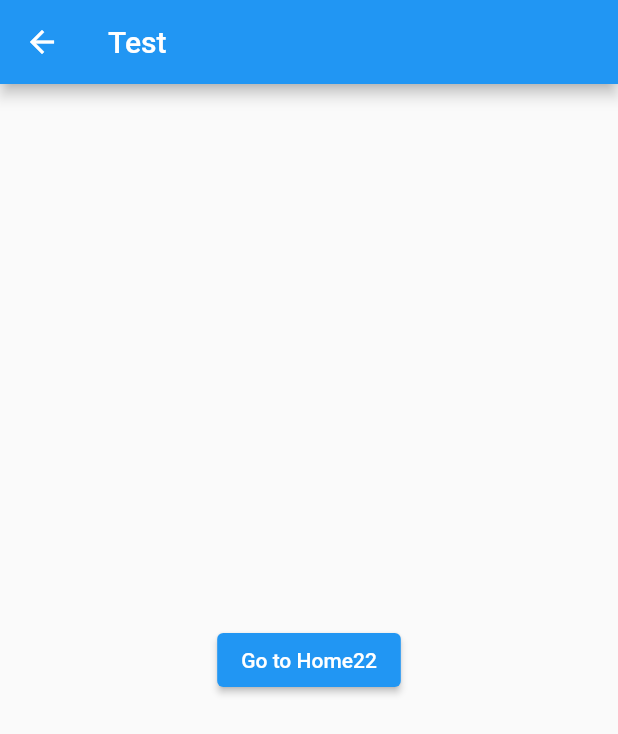
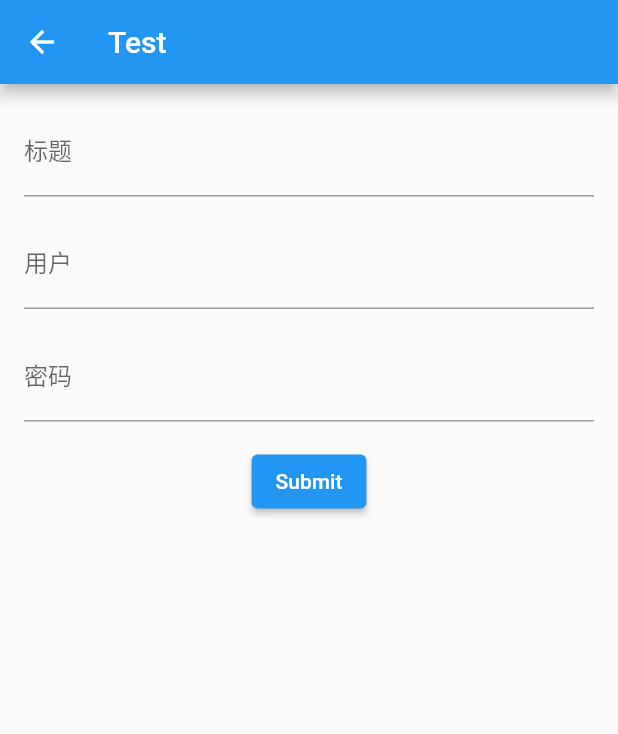
Before and after one commit to y-yushu/flutter_password_saving_software, a Flutter app: the TestPage screen opened by its route, on a phone screen of 412 x 824 dp. Shown: the top 734 px of the screen. Run offline on Flutter 3.47's test engine with Material 2 defaults, Android fonts, the phone set to English and light mode, and no system bars; our stand-ins replace azlistview; missing offline and left inert: lpinyin.

Commit message:
feat: 增加基础表单

```diff
--- a/lib/entity/account.dart
+++ b/lib/entity/account.dart
@@ -2,11 +2,22 @@ import 'package:azlistview/azlistview.dart';
 import 'package:flutter_password_saving_software/constant/global.dart';
 import 'package:lpinyin/lpinyin.dart';
 
+class Account {
+  String title;
+  String username;
+  String password;
+
+  Account({
+    required this.title,
+    this.username = '',
+    this.password = '',
+  });
+}
+
 // 账号
-class Account extends ISuspensionBean {
+class Account1 extends ISuspensionBean {
   String title; // 标题
   String icon; // 图标
-  int sort; // 排序
   String officialWebsite; // 官网
   String name; // 昵称（名称）
   String email; // 邮箱
@@ -19,10 +30,9 @@ class Account extends ISuspensionBean {
   Map<String, dynamic> additionItem; // 其他
   bool collect; // 是否收藏
 
-  Account({
-    this.title = "",
+  Account1({
+    required this.title,
     this.icon = "",
-    this.sort = 1,
     this.officialWebsite = "",
     this.name = "",
     this.email = "",
@@ -42,11 +52,4 @@ class Account extends ISuspensionBean {
     String pinyin = PinyinHelper.getFirstWordPinyin(name);
     return pinyin.substring(0, 1).toUpperCase();
   }
-
-  /// 获取拼音首字母
-  String getPinyin() {
-    if (collect) return Global().star;
-    String pinyin = PinyinHelper.getFirstWordPinyin(name);
-    return pinyin.substring(0, 1).toUpperCase();
-  }
 }
--- a/lib/page/test.dart
+++ b/lib/page/test.dart
@@ -1,17 +1,60 @@
 import 'package:flutter/material.dart';
+import 'package:flutter_password_saving_software/entity/account.dart';
+// import 'package:dropdown_search/dropdown_search.dart';
 
 class TestPage extends StatelessWidget {
   const TestPage({super.key});
 
   @override
   Widget build(BuildContext context) {
+    //录入数据
+    Account account = Account(title: '');
+
     return Scaffold(
       appBar: AppBar(title: const Text('Test')),
-      body: Center(
-          child: ElevatedButton(
-        onPressed: () {},
-        child: const Text('Go to Home22'),
-      )),
+      body: Padding(
+        padding: const EdgeInsets.all(16),
+        child: SingleChildScrollView(
+          child: Column(
+            children: [
+              TextField(
+                onChanged: (value) {
+                  account.title = value;
+                },
+                decoration: const InputDecoration(
+                  labelText: '标题',
+                ),
+              ),
+              const SizedBox(height: 16),
+              TextField(
+                onChanged: (value) {
+                  account.username = value;
+                },
+                decoration: const InputDecoration(
+                  labelText: '用户',
+                ),
+              ),
+              const SizedBox(height: 16),
+              TextField(
+                onChanged: (value) {
+                  account.password = value;
+                },
+                decoration: const InputDecoration(
+                  labelText: '密码',
+                ),
+              ),
+              const SizedBox(height: 16),
+              ElevatedButton(
+                onPressed: () {
+                  print('===' + account.title);
+                  print('$account');
+                },
+                child: Text('Submit'),
+              ),
+            ],
+          ),
+        ),
+      ),
     );
   }
 }
--- a/lib/routes/routes.dart
+++ b/lib/routes/routes.dart
@@ -11,7 +11,8 @@ const String editRoute = '/edit'; // 编辑页
 const String testRoute = '/test'; // 测试页
 
 final Map<String, WidgetBuilder> routes = {
-  homeRoute: (context) => const HomePage(),
+  homeRoute: (context) => const TestPage(),
+  // homeRoute: (context) => const HomePage(),
   settingRoute: (context) => const SettingPage(),
   editRoute: (context) => const EditPage(),
   testRoute: (context) => const TestPage(),
```
Also changed, not shown: lib/page/home copy.dart (+0 -39 lines).
